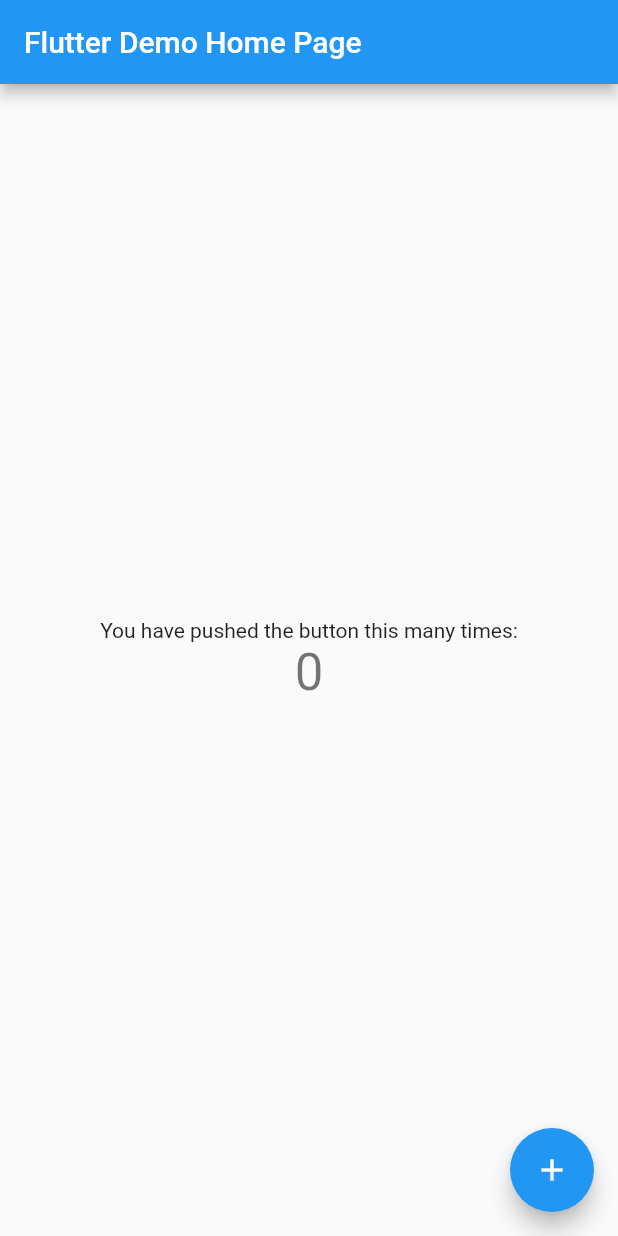
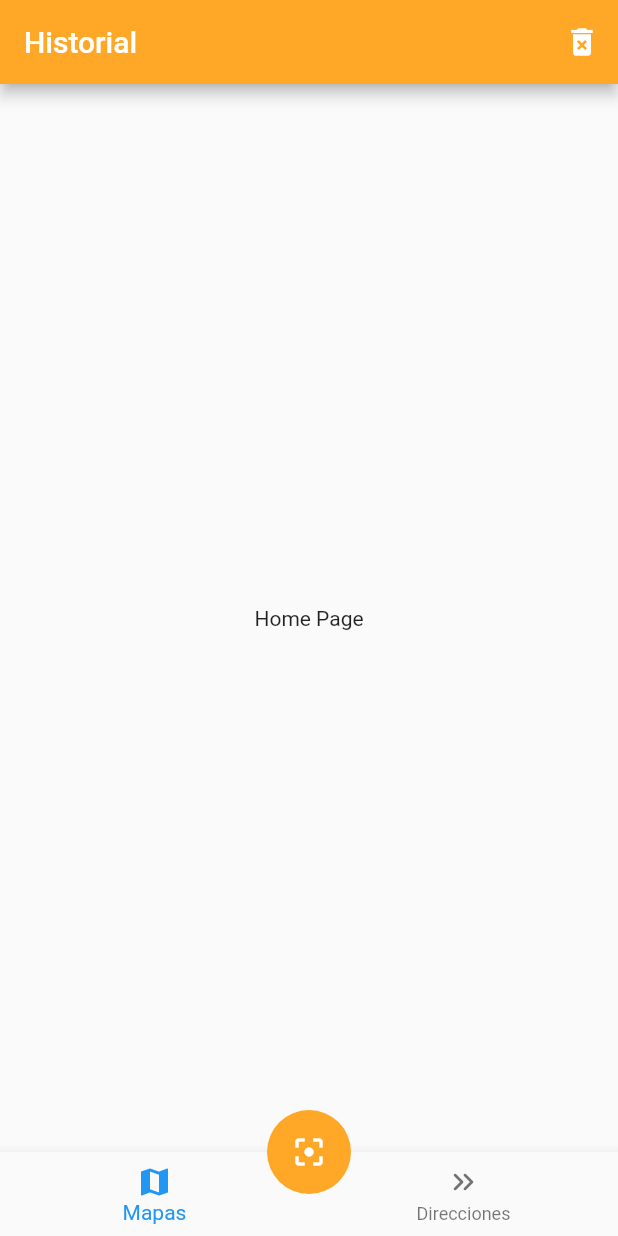
Before and after one commit to Miguel-GH681/QRCricket, a Flutter app: the screen it shows after launch, on a phone screen of 412 x 824 dp. Run offline on Flutter 3.47's test engine with Material 2 defaults, Android fonts, the phone set to English and light mode, and no system bars.

```diff
--- a/lib/main.dart
+++ b/lib/main.dart
@@ -1,115 +1,23 @@
 import 'package:flutter/material.dart';
+import 'package:qr_cricket/pages/home_page.dart';
+import 'package:qr_cricket/pages/map_page.dart';
+import 'package:qr_cricket/theme/custom_theme.dart';
 
-void main() {
-  runApp(const MyApp());
-}
+void main() => runApp(const MyApp());
 
 class MyApp extends StatelessWidget {
   const MyApp({super.key});
 
-  // This widget is the root of your application.
   @override
   Widget build(BuildContext context) {
     return MaterialApp(
-      title: 'Flutter Demo',
-      theme: ThemeData(
-        // This is the theme of your application.
-        //
-        // Try running your application with "flutter run". You'll see the
-        // application has a blue toolbar. Then, without quitting the app, try
-        // changing the primarySwatch below to Colors.green and then invoke
-        // "hot reload" (press "r" in the console where you ran "flutter run",
-        // or simply save your changes to "hot reload" in a Flutter IDE).
-        // Notice that the counter didn't reset back to zero; the application
-        // is not restarted.
-        primarySwatch: Colors.blue,
-      ),
-      home: const MyHomePage(title: 'Flutter Demo Home Page'),
+      title: 'QR Reader',
+      initialRoute: 'home',
+      routes: {
+        'home' : (_) => HomePage(),
+        'map' : (_) => MapPage()
+      },
+      theme: CustomTheme.lightTheme
     );
   }
 }
-
-class MyHomePage extends StatefulWidget {
-  const MyHomePage({super.key, required this.title});
-
-  // This widget is the home page of your application. It is stateful, meaning
-  // that it has a State object (defined below) that contains fields that affect
-  // how it looks.
-
-  // This class is the configuration for the state. It holds the values (in this
-  // case the title) provided by the parent (in this case the App widget) and
-  // used by the build method of the State. Fields in a Widget subclass are
-  // always marked "final".
-
-  final String title;
-
-  @override
-  State<MyHomePage> createState() => _MyHomePageState();
-}
-
-class _MyHomePageState extends State<MyHomePage> {
-  int _counter = 0;
-
-  void _incrementCounter() {
-    setState(() {
-      // This call to setState tells the Flutter framework that something has
-      // changed in this State, which causes it to rerun the build method below
-      // so that the display can reflect the updated values. If we changed
-      // _counter without calling setState(), then the build method would not be
-      // called again, and so nothing would appear to happen.
-      _counter++;
-    });
-  }
-
-  @override
-  Widget build(BuildContext context) {
-    // This method is rerun every time setState is called, for instance as done
-    // by the _incrementCounter method above.
-    //
-    // The Flutter framework has been optimized to make rerunning build methods
-    // fast, so that you can just rebuild anything that needs updating rather
-    // than having to individually change instances of widgets.
-    return Scaffold(
-      appBar: AppBar(
-        // Here we take the value from the MyHomePage object that was created by
-        // the App.build method, and use it to set our appbar title.
-        title: Text(widget.title),
-      ),
-      body: Center(
-        // Center is a layout widget. It takes a single child and positions it
-        // in the middle of the parent.
-        child: Column(
-          // Column is also a layout widget. It takes a list of children and
-          // arranges them vertically. By default, it sizes itself to fit its
-          // children horizontally, and tries to be as tall as its parent.
-          //
-          // Invoke "debug painting" (press "p" in the console, choose the
-          // "Toggle Debug Paint" action from the Flutter Inspector in Android
-          // Studio, or the "Toggle Debug Paint" command in Visual Studio Code)
-          // to see the wireframe for each widget.
-          //
-          // Column has various properties to control how it sizes itself and
-          // how it positions its children. Here we use mainAxisAlignment to
-          // center the children vertically; the main axis here is the vertical
-          // axis because Columns are vertical (the cross axis would be
-          // horizontal).
-          mainAxisAlignment: MainAxisAlignment.center,
-          children: <Widget>[
-            const Text(
-              'You have pushed the button this many times:',
-            ),
-            Text(
-              '$_counter',
-              style: Theme.of(context).textTheme.headlineMedium,
-            ),
-          ],
-        ),
-      ),
-      floatingActionButton: FloatingActionButton(
-        onPressed: _incrementCounter,
-        tooltip: 'Increment',
-        child: const Icon(Icons.add),
-      ), // This trailing comma makes auto-formatting nicer for build methods.
-    );
-  }
-}
--- /dev/null
+++ b/lib/pages/home_page.dart
@@ -0,0 +1,28 @@
+import 'package:flutter/material.dart';
+import 'package:qr_cricket/widgets/custom_navigatorbar.dart';
+import 'package:qr_cricket/widgets/scanner_button.dart';
+
+class HomePage extends StatelessWidget {
+  const HomePage({super.key});
+
+  @override
+  Widget build(BuildContext context) {
+    return Scaffold(
+      appBar: AppBar(
+        title: const Text('Historial'),
+        actions: [
+          IconButton(
+            onPressed: ()=>null,
+            icon: const Icon(Icons.delete_forever)
+          )
+        ],
+      ),
+      body: const Center(
+        child: Text('Home Page'),
+      ),
+      bottomNavigationBar: CustomNavigatorBar(),
+      floatingActionButton: ScannerButton(),
+      floatingActionButtonLocation: FloatingActionButtonLocation.centerDocked,
+    );
+  }
+}
--- /dev/null
+++ b/lib/pages/map_page.dart
@@ -0,0 +1,10 @@
+import 'package:flutter/material.dart';
+
+class MapPage extends StatelessWidget {
+  const MapPage({super.key});
+
+  @override
+  Widget build(BuildContext context) {
+    return Container();
+  }
+}
--- /dev/null
+++ b/lib/theme/custom_theme.dart
@@ -0,0 +1,14 @@
+import 'package:flutter/material.dart';
+
+class CustomTheme{
+  static Color primary = Colors.orange.shade400;
+
+  static final ThemeData lightTheme = ThemeData.light().copyWith(
+    floatingActionButtonTheme: FloatingActionButtonThemeData(
+      backgroundColor: primary
+    ),
+    appBarTheme: AppBarTheme(
+      backgroundColor: primary
+    )
+  );
+}
--- /dev/null
+++ b/lib/widgets/custom_navigatorbar.dart
@@ -0,0 +1,21 @@
+import 'package:flutter/material.dart';
+
+class CustomNavigatorBar extends StatelessWidget {
+  const CustomNavigatorBar({super.key});
+
+  @override
+  Widget build(BuildContext context) {
+    return BottomNavigationBar(
+      items: const [
+        BottomNavigationBarItem(
+          icon: Icon(Icons.map),
+          label: 'Mapas'
+        ),
+        BottomNavigationBarItem(
+          icon: Icon(Icons.keyboard_double_arrow_right_rounded),
+          label: 'Direcciones'
+        ),
+      ]
+    );
+  }
+}
--- /dev/null
+++ b/lib/widgets/scanner_button.dart
@@ -0,0 +1,14 @@
+import 'package:flutter/material.dart';
+
+class ScannerButton extends StatelessWidget {
+  const ScannerButton({super.key});
+
+  @override
+  Widget build(BuildContext context) {
+    return FloatingActionButton(
+      elevation: 0,
+      onPressed: ()=> null,
+      child: const Icon(Icons.filter_center_focus),
+    );
+  }
+}
```
